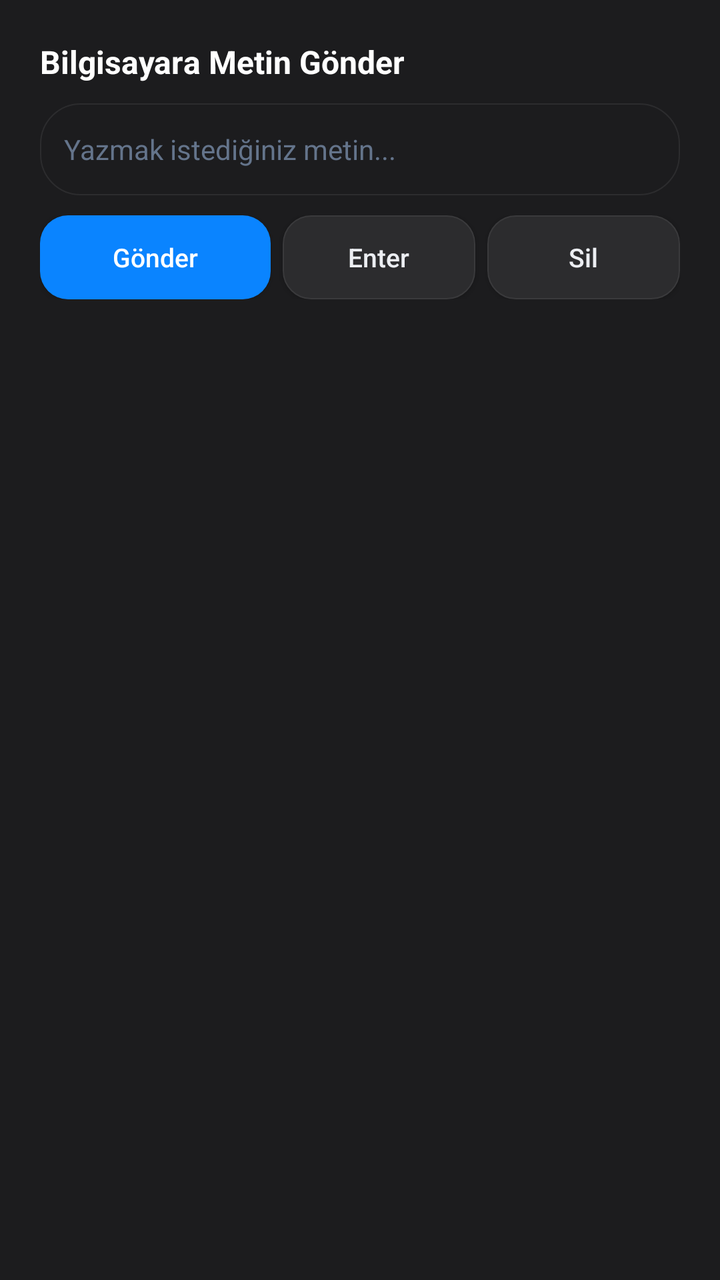
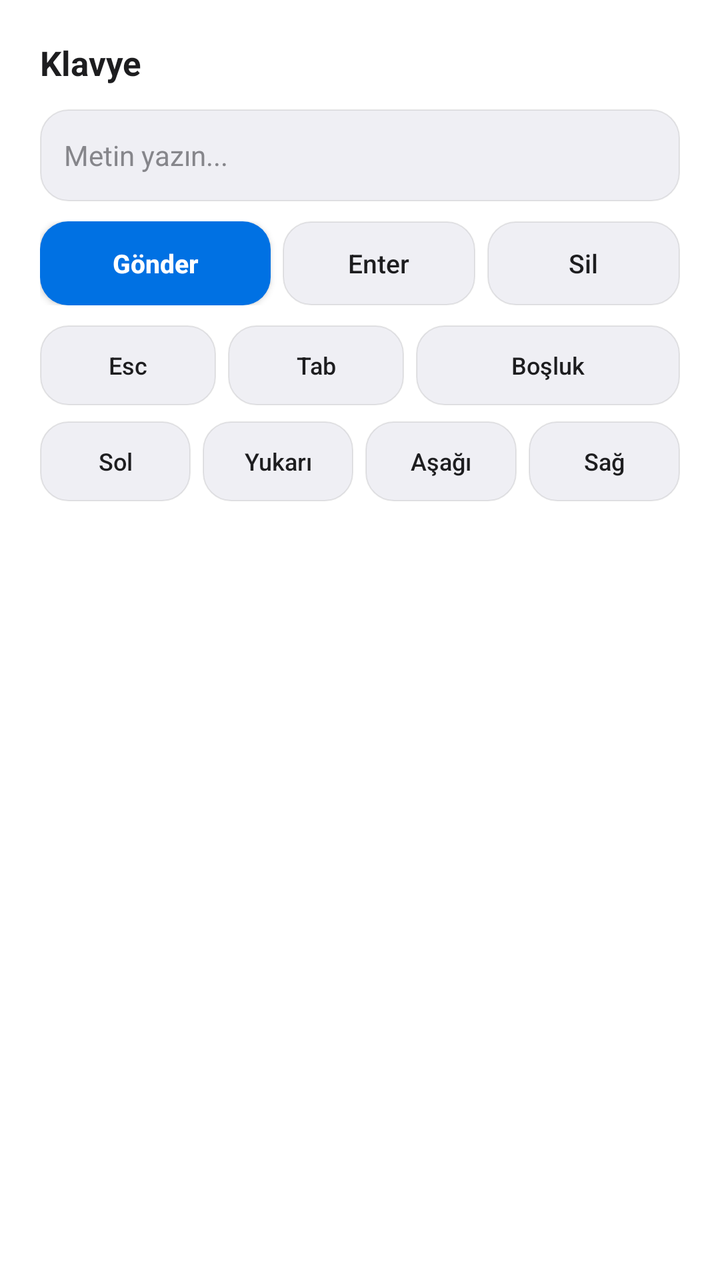

An Android layout rendered at two revisions. The XML below is the earlier revision; the diff shows what the commit changed to produce the second picture.
<!-- AndroidManifest.xml: application theme Theme.RemotePCPlus -->
<!-- res/layout/dialog_keyboard.xml -->
<?xml version="1.0" encoding="utf-8"?>
<LinearLayout xmlns:android="http://schemas.android.com/apk/res/android"
    android:layout_width="match_parent"
    android:layout_height="wrap_content"
    android:background="#1C1C1E"
    android:orientation="vertical"
    android:padding="20dp">

    <TextView
        android:layout_width="wrap_content"
        android:layout_height="wrap_content"
        android:text="Bilgisayara Metin Gönder"
        android:textColor="#FFFFFF"
        android:textSize="16sp"
        android:textStyle="bold" />

    <EditText
        android:id="@+id/etKeyboardInput"
        android:layout_width="match_parent"
        android:layout_height="46dp"
        android:layout_marginTop="10dp"
        android:background="@drawable/bg_pill"
        android:hint="Yazmak istediğiniz metin..."
        android:imeOptions="actionSend"
        android:inputType="text"
        android:paddingStart="12dp"
        android:paddingEnd="12dp"
        android:textColor="#FFFFFF"
        android:textColorHint="#64748B"
        android:textSize="14sp" />

    <LinearLayout
        android:layout_width="match_parent"
        android:layout_height="42dp"
        android:layout_marginTop="10dp"
        android:orientation="horizontal">

        <Button
            android:id="@+id/btnKbSend"
            android:layout_width="0dp"
            android:layout_height="match_parent"
            android:layout_marginEnd="6dp"
            android:layout_weight="1.2"
            android:background="@drawable/bg_btn_accent"
            android:text="Gönder"
            android:textAllCaps="false"
            android:textColor="#FFFFFF"
            android:textSize="13sp" />

        <Button
            android:id="@+id/btnKbEnter"
            android:layout_width="0dp"
            android:layout_height="match_parent"
            android:layout_weight="1"
            android:background="@drawable/bg_btn_dark"
            android:text="Enter"
            android:textAllCaps="false"
            android:textColor="#ECEEF2"
            android:textSize="13sp" />

        <Button
            android:id="@+id/btnKbBackspace"
            android:layout_width="0dp"
            android:layout_height="match_parent"
            android:layout_marginStart="6dp"
            android:layout_weight="1"
            android:background="@drawable/bg_btn_dark"
            android:text="Sil"
            android:textAllCaps="false"
            android:textColor="#ECEEF2"
            android:textSize="13sp" />
    </LinearLayout>
</LinearLayout>
<!-- resources referenced by this layout -->
<resources>
  <!-- drawable bg_btn_accent (drawable) -->
  <?xml version="1.0" encoding="utf-8"?>
  <selector xmlns:android="http://schemas.android.com/apk/res/android">
      <item android:state_pressed="true">
          <shape android:shape="rectangle">
              <solid android:color="#0070E0" />
              <corners android:radius="14dp" />
          </shape>
      </item>
      <item>
          <shape android:shape="rectangle">
              <solid android:color="#0A84FF" />
              <corners android:radius="14dp" />
          </shape>
      </item>
  </selector>
  <!-- drawable bg_btn_dark (drawable) -->
  <?xml version="1.0" encoding="utf-8"?>
  <selector xmlns:android="http://schemas.android.com/apk/res/android">
      <item android:state_pressed="true">
          <shape android:shape="rectangle">
              <solid android:color="#3A3A3C" />
              <corners android:radius="14dp" />
          </shape>
      </item>
      <item>
          <shape android:shape="rectangle">
              <solid android:color="#2C2C2E" />
              <stroke android:width="0.5dp" android:color="#3A3A3C" />
              <corners android:radius="14dp" />
          </shape>
      </item>
  </selector>
  <!-- drawable bg_pill (drawable) -->
  <?xml version="1.0" encoding="utf-8"?>
  <shape xmlns:android="http://schemas.android.com/apk/res/android" android:shape="rectangle">
      <solid android:color="#1C1C1E" />
      <stroke android:width="0.5dp" android:color="#2C2C2E" />
      <corners android:radius="20dp" />
  </shape>
  <style name="Theme.RemotePCPlus" parent="Theme.AppCompat.NoActionBar">
          <item name="android:windowBackground">#000000</item>
          <item name="android:statusBarColor">#000000</item>
          <item name="android:navigationBarColor">#000000</item>
          <item name="colorAccent">#0A84FF</item>
      </style>
</resources>

<!-- the commit's change to res/layout/dialog_keyboard.xml (unified diff, before → after) -->
@@ -2,31 +2,31 @@
 <LinearLayout xmlns:android="http://schemas.android.com/apk/res/android"
     android:layout_width="match_parent"
     android:layout_height="wrap_content"
-    android:background="#1C1C1E"
+    android:background="@color/surface_card"
     android:orientation="vertical"
     android:padding="20dp">
 
     <TextView
         android:layout_width="wrap_content"
         android:layout_height="wrap_content"
-        android:text="Bilgisayara Metin Gönder"
-        android:textColor="#FFFFFF"
-        android:textSize="16sp"
+        android:text="Klavye"
+        android:textColor="@color/ink_primary"
+        android:textSize="17sp"
         android:textStyle="bold" />
 
     <EditText
         android:id="@+id/etKeyboardInput"
         android:layout_width="match_parent"
         android:layout_height="46dp"
-        android:layout_marginTop="10dp"
-        android:background="@drawable/bg_pill"
-        android:hint="Yazmak istediğiniz metin..."
+        android:layout_marginTop="12dp"
+        android:background="@drawable/bg_btn_dark"
+        android:hint="Metin yazın..."
         android:imeOptions="actionSend"
         android:inputType="text"
         android:paddingStart="12dp"
         android:paddingEnd="12dp"
-        android:textColor="#FFFFFF"
-        android:textColorHint="#64748B"
+        android:textColor="@color/ink_primary"
+        android:textColorHint="@color/ink_tertiary"
         android:textSize="14sp" />
 
     <LinearLayout
@@ -45,7 +45,8 @@
             android:text="Gönder"
             android:textAllCaps="false"
             android:textColor="#FFFFFF"
-            android:textSize="13sp" />
+            android:textSize="13sp"
+            android:textStyle="bold" />
 
         <Button
             android:id="@+id/btnKbEnter"
@@ -55,7 +56,7 @@
             android:background="@drawable/bg_btn_dark"
             android:text="Enter"
             android:textAllCaps="false"
-            android:textColor="#ECEEF2"
+            android:textColor="@color/ink_primary"
             android:textSize="13sp" />
 
         <Button
@@ -67,7 +68,104 @@
             android:background="@drawable/bg_btn_dark"
             android:text="Sil"
             android:textAllCaps="false"
-            android:textColor="#ECEEF2"
+            android:textColor="@color/ink_primary"
             android:textSize="13sp" />
     </LinearLayout>
+
+    
+    <LinearLayout
+        android:layout_width="match_parent"
+        android:layout_height="40dp"
+        android:layout_marginTop="10dp"
+        android:orientation="horizontal">
+
+        <Button
+            android:id="@+id/btnKbEsc"
+            android:layout_width="0dp"
+            android:layout_height="match_parent"
+            android:layout_marginEnd="6dp"
+            android:layout_weight="1"
+            android:background="@drawable/bg_btn_dark"
+            android:text="Esc"
+            android:textAllCaps="false"
+            android:textColor="@color/ink_primary"
+            android:textSize="12sp" />
+
+        <Button
+            android:id="@+id/btnKbTab"
+            android:layout_width="0dp"
+            android:layout_height="match_parent"
+            android:layout_marginEnd="6dp"
+            android:layout_weight="1"
+            android:background="@drawable/bg_btn_dark"
+            android:text="Tab"
+            android:textAllCaps="false"
+            android:textColor="@color/ink_primary"
+            android:textSize="12sp" />
+
+        <Button
+            android:id="@+id/btnKbSpace"
+            android:layout_width="0dp"
+            android:layout_height="match_parent"
+            android:layout_weight="1.5"
+            android:background="@drawable/bg_btn_dark"
+            android:text="Boşluk"
+            android:textAllCaps="false"
+            android:textColor="@color/ink_primary"
+            android:textSize="12sp" />
+    </LinearLayout>
+
+    <LinearLayout
+        android:layout_width="match_parent"
+        android:layout_height="40dp"
+        android:layout_marginTop="8dp"
+        android:orientation="horizontal">
+
+        <Button
+            android:id="@+id/btnKbLeft"
+            android:layout_width="0dp"
+            android:layout_height="match_parent"
+            android:layout_marginEnd="6dp"
+            android:layout_weight="1"
+            android:background="@drawable/bg_btn_dark"
+            android:text="Sol"
+            android:textAllCaps="false"
+            android:textColor="@color/ink_primary"
+            android:textSize="12sp" />
+
+        <Button
+            android:id="@+id/btnKbUp"
+            android:layout_width="0dp"
+            android:layout_height="match_parent"
+            android:layout_marginEnd="6dp"
+            android:layout_weight="1"
+            android:background="@drawable/bg_btn_dark"
+            android:text="Yukarı"
+            android:textAllCaps="false"
+            android:textColor="@color/ink_primary"
+            android:textSize="12sp" />
+
+        <Button
+            android:id="@+id/btnKbDown"
+            android:layout_width="0dp"
+            android:layout_height="match_parent"
+            android:layout_marginEnd="6dp"
+            android:layout_weight="1"
+            android:background="@drawable/bg_btn_dark"
+            android:text="Aşağı"
+            android:textAllCaps="false"
+            android:textColor="@color/ink_primary"
+            android:textSize="12sp" />
+
+        <Button
+            android:id="@+id/btnKbRight"
+            android:layout_width="0dp"
+            android:layout_height="match_parent"
+            android:layout_weight="1"
+            android:background="@drawable/bg_btn_dark"
+            android:text="Sağ"
+            android:textAllCaps="false"
+            android:textColor="@color/ink_primary"
+            android:textSize="12sp" />
+    </LinearLayout>
 </LinearLayout>
<!-- resource entries referenced after the edit -->
@@ -1,17 +1,20 @@
 <!-- resources referenced by this layout -->
 <resources>
+  <color name="ink_primary">#1D1D1F</color>
+  <color name="ink_tertiary">#86868B</color>
+  <color name="surface_card">#FFFFFF</color>
   <!-- drawable bg_btn_accent (drawable) -->
   <?xml version="1.0" encoding="utf-8"?>
   <selector xmlns:android="http://schemas.android.com/apk/res/android">
       <item android:state_pressed="true">
           <shape android:shape="rectangle">
-              <solid android:color="#0070E0" />
+              <solid android:color="@color/accent_blue_pressed" />
               <corners android:radius="14dp" />
           </shape>
       </item>
       <item>
           <shape android:shape="rectangle">
-              <solid android:color="#0A84FF" />
+              <solid android:color="@color/accent_blue" />
               <corners android:radius="14dp" />
           </shape>
       </item>
@@ -21,30 +24,30 @@
   <selector xmlns:android="http://schemas.android.com/apk/res/android">
       <item android:state_pressed="true">
           <shape android:shape="rectangle">
-              <solid android:color="#3A3A3C" />
+              <solid android:color="@color/surface_btn_pressed" />
               <corners android:radius="14dp" />
           </shape>
       </item>
       <item>
           <shape android:shape="rectangle">
-              <solid android:color="#2C2C2E" />
-              <stroke android:width="0.5dp" android:color="#3A3A3C" />
+              <solid android:color="@color/surface_btn" />
+              <stroke android:width="0.5dp" android:color="@color/border_hairline" />
               <corners android:radius="14dp" />
           </shape>
       </item>
   </selector>
-  <!-- drawable bg_pill (drawable) -->
-  <?xml version="1.0" encoding="utf-8"?>
-  <shape xmlns:android="http://schemas.android.com/apk/res/android" android:shape="rectangle">
-      <solid android:color="#1C1C1E" />
-      <stroke android:width="0.5dp" android:color="#2C2C2E" />
-      <corners android:radius="20dp" />
-  </shape>
-  <style name="Theme.RemotePCPlus" parent="Theme.AppCompat.NoActionBar">
-          <item name="android:windowBackground">#000000</item>
-          <item name="android:statusBarColor">#000000</item>
-          <item name="android:navigationBarColor">#000000</item>
-          <item name="colorAccent">#0A84FF</item>
+  <style name="Theme.RemotePCPlus" parent="Theme.AppCompat.DayNight.NoActionBar">
+          <item name="android:windowBackground">@color/bg_canvas</item>
+          <item name="android:statusBarColor">@color/bg_canvas</item>
+          <item name="android:navigationBarColor">@color/bg_canvas</item>
+          <item name="android:windowLightStatusBar">true</item>
+          <item name="colorAccent">@color/accent_blue</item>
       </style>
+  <color name="accent_blue_pressed">#005BB5</color>
+  <color name="accent_blue">#0071E3</color>
+  <color name="surface_btn_pressed">#E2E2E8</color>
+  <color name="surface_btn">#EFEFF4</color>
+  <color name="border_hairline">#18000000</color>
+  <color name="bg_canvas">#F5F5F7</color>
 </resources>
 
